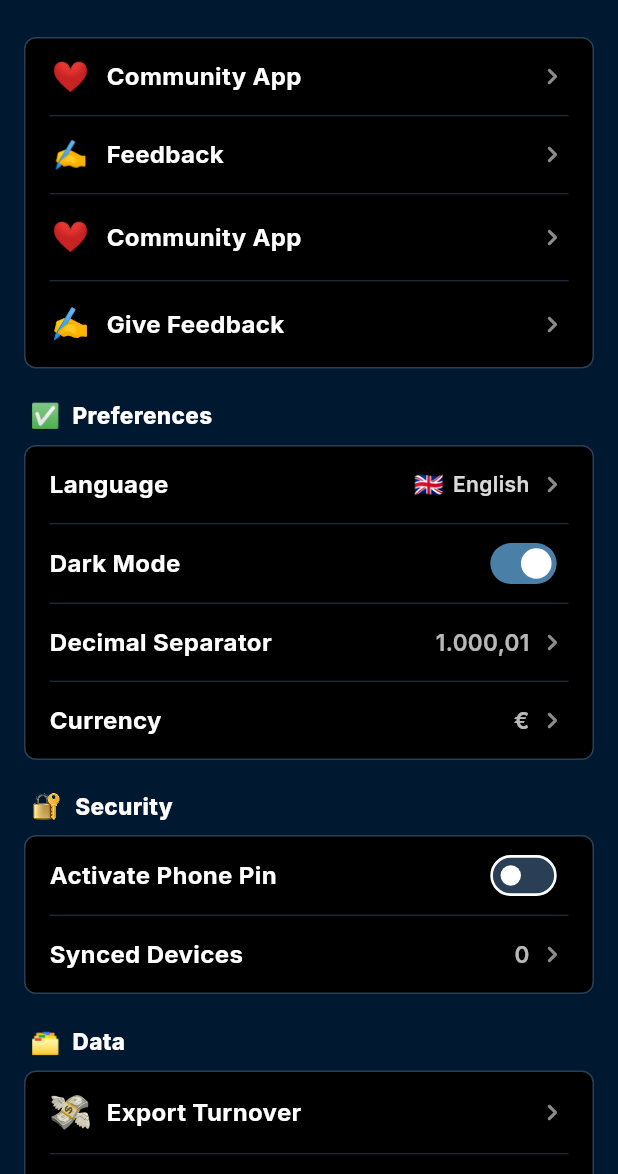
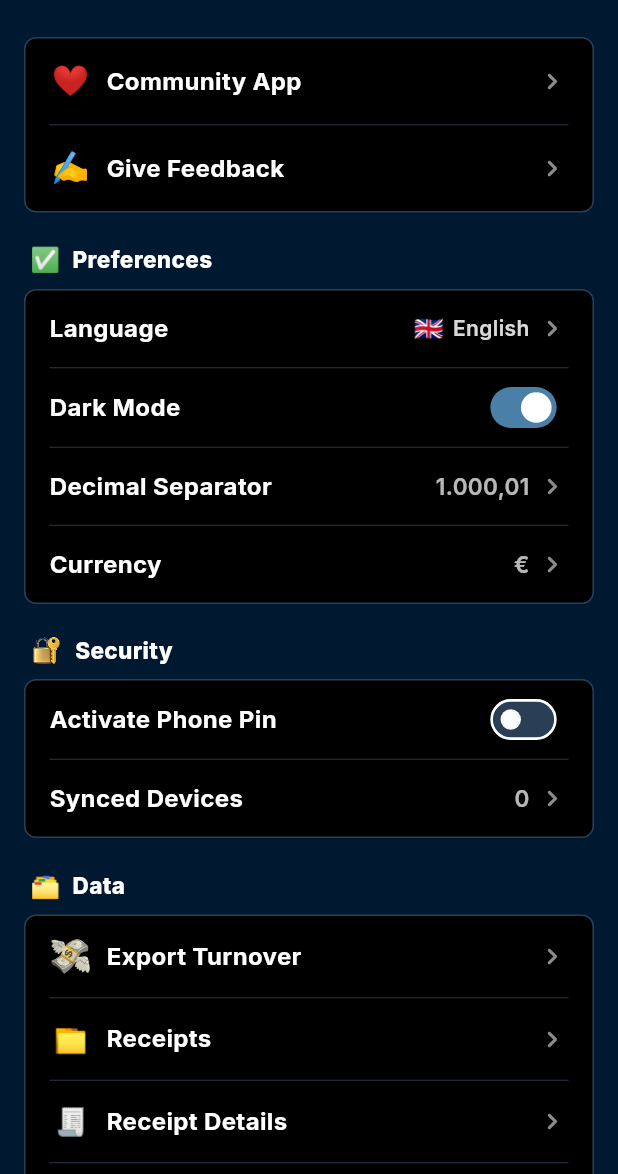
Before and after one commit to mylife-plus/Inventory, a Flutter app: the SettingsPage screen opened by its route, on a phone screen of 412 x 824 dp, the part 62-1236 px from its top. Run offline on Flutter 3.47's test engine with Material 3 defaults, Android fonts, the phone set to English and light mode, and no system bars; our stand-ins replace equatable, file_picker, fl_chart, flutter_riverpod, flutter_svg, go_router and 11 more; missing offline and left inert: community_package, cryptography, excel, mobile_scanner; accounts and stored records are empty; Roboto replaces fonts that are missing (Apple Color Emoji).

Commit message:
Replace old community rows in settings

```diff
--- a/lib/features/settings/presentation/settings_page.dart
+++ b/lib/features/settings/presentation/settings_page.dart
@@ -23,7 +23,6 @@ import 'package:inventory_app/shared/widgets/currency_picker.dart';
 import 'package:local_auth/local_auth.dart';
 import 'package:inventory_app/core/utils/app_haptics.dart';
 import 'package:inventory_app/shared/widgets/scroll_chrome.dart';
-import 'package:inventory_app/core/utils/open_link.dart';
 
 class SettingsPage extends ConsumerWidget {
   const SettingsPage({super.key});
@@ -101,32 +100,6 @@ class SettingsPage extends ConsumerWidget {
               FadeSlide(
                 child: _SettingsGroup(
                   children: [
-                    _SettingsRow(
-                      leading: const Text(
-                        '❤️',
-                        style: TextStyle(
-                          fontSize: 20,
-                          color: Color(0xFFFF3B30),
-                          height: 1,
-                        ),
-                      ),
-                      title: t('community_app'),
-                      onTap: () => context.push('/settings/community'),
-                    ),
-                    _SettingsRow(
-                      leading: const Text(
-                        '✍️',
-                        style: TextStyle(fontSize: 18, height: 1),
-                      ),
-                      title: t('feedback'),
-                      onTap: () async {
-                        await openInAppWebView(
-                          context,
-                          'https://tally.so/r/kbbyKr',
-                          title: t('feedback'),
-                        );
-                      },
-                    ),
                     _SettingsRow(
                       // Inter has its own plain ❤, so name the color emoji
                       // fonts (iOS, then Android) to get the red heart.
```
